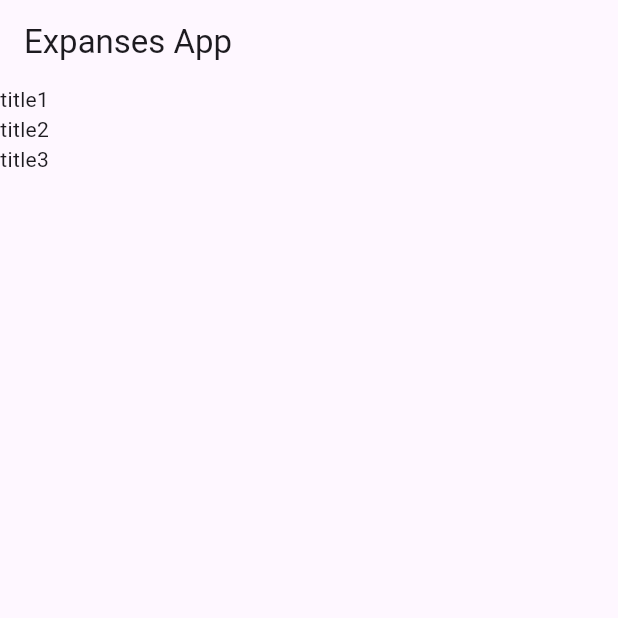
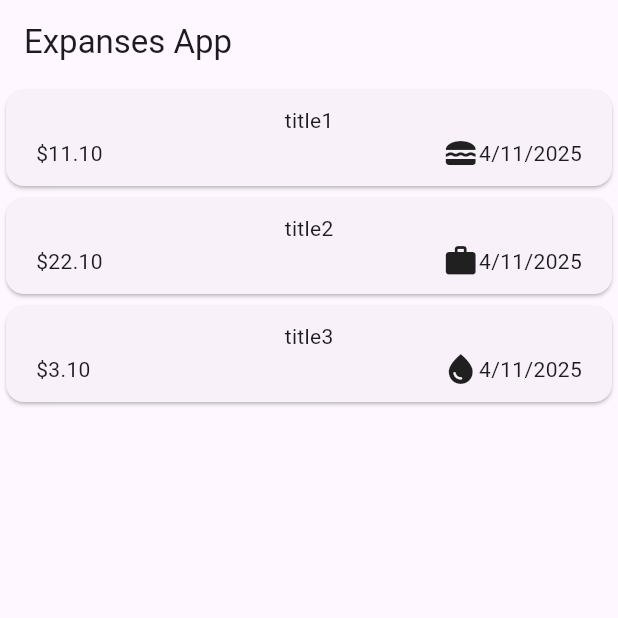
Before and after one commit to engIbrahemQruea/expenses, a Flutter app: the screen it shows after launch, on a phone screen of 412 x 824 dp, the top half of it. Run offline on Flutter 3.47's test engine with Material 3 defaults, Android fonts, the phone set to English and light mode, and no system bars.

Commit message:
expanses item

```diff
--- a/lib/constants/constant_key.dart
+++ b/lib/constants/constant_key.dart
@@ -1,3 +1,12 @@
+import 'package:flutter/material.dart';
 import 'package:uuid/uuid.dart';
 
+import '../models/expenses_model.dart';
+
 const kUuid = Uuid();
+
+const kCategoryIcons = {
+  Category.Work: Icons.work,
+  Category.Food: Icons.lunch_dining,
+  Category.Water: Icons.water_drop,
+};
--- a/lib/models/expenses_model.dart
+++ b/lib/models/expenses_model.dart
@@ -1,7 +1,10 @@
 // ignore_for_file: public_member_api_docs, sort_constructors_first
 import 'package:expenses/constants/constant_key.dart';
+import 'package:intl/intl.dart';
 
 enum Category { Work, Food, Water }
+
+final dateFormat = DateFormat.yMd();
 
 class ExpensesModel {
   final String id;
@@ -16,4 +19,6 @@ class ExpensesModel {
     required this.date,
     required this.category,
   }) : id = kUuid.v4();
+
+  String get getFormattedDate => dateFormat.format(date);
 }
--- a/lib/views/expanse_home_view.dart
+++ b/lib/views/expanse_home_view.dart
@@ -1,5 +1,7 @@
 import 'package:expenses/models/expenses_model.dart';
 import 'package:flutter/material.dart';
+
+import '../widgets/expanse_list_view.dart';
 
 class ExpanseHomeView extends StatelessWidget {
   ExpanseHomeView({super.key});
@@ -36,13 +38,7 @@ class ExpanseHomeView extends StatelessWidget {
       ),
       body: Center(
         child: Expanded(
-          child: ListView.builder(
-              itemCount: expanseModel.length,
-              itemBuilder: (context, index) {
-                return Text(
-                  expanseModel[index].title,
-                );
-              }),
+          child: ExpanseListView(expanseModel: expanseModel),
         ),
       ),
     );
--- /dev/null
+++ b/lib/widgets/expanse_item.dart
@@ -0,0 +1,42 @@
+// ignore_for_file: public_member_api_docs, sort_constructors_first
+import 'package:expenses/constants/constant_key.dart';
+import 'package:flutter/material.dart';
+
+import 'package:expenses/models/expenses_model.dart';
+
+class ExpanseItems extends StatelessWidget {
+  const ExpanseItems({
+    Key? key,
+    required this.expanseModelItem,
+  }) : super(key: key);
+
+  final ExpensesModel expanseModelItem;
+
+  @override
+  Widget build(BuildContext context) {
+    return Card(
+      child: Padding(
+        padding: const EdgeInsets.symmetric(horizontal: 20, vertical: 10),
+        child: Column(
+          children: [
+            Text(expanseModelItem.title),
+            Row(
+              children: [
+                Text(
+                  '\$${expanseModelItem.amount.toStringAsFixed(2)}',
+                ),
+                const Spacer(),
+                Row(
+                  children: [
+                    Icon(kCategoryIcons[expanseModelItem.category]),
+                    Text(expanseModelItem.getFormattedDate),
+                  ],
+                ),
+              ],
+            ),
+          ],
+        ),
+      ),
+    );
+  }
+}
--- /dev/null
+++ b/lib/widgets/expanse_list_view.dart
@@ -0,0 +1,22 @@
+import 'package:expenses/widgets/expanse_item.dart';
+import 'package:flutter/material.dart';
+
+import '../models/expenses_model.dart';
+
+class ExpanseListView extends StatelessWidget {
+  const ExpanseListView({
+    super.key,
+    required this.expanseModel,
+  });
+
+  final List<ExpensesModel> expanseModel;
+
+  @override
+  Widget build(BuildContext context) {
+    return ListView.builder(
+        itemCount: expanseModel.length,
+        itemBuilder: (context, index) {
+          return ExpanseItems(expanseModelItem: expanseModel[index]);
+        });
+  }
+}
```
